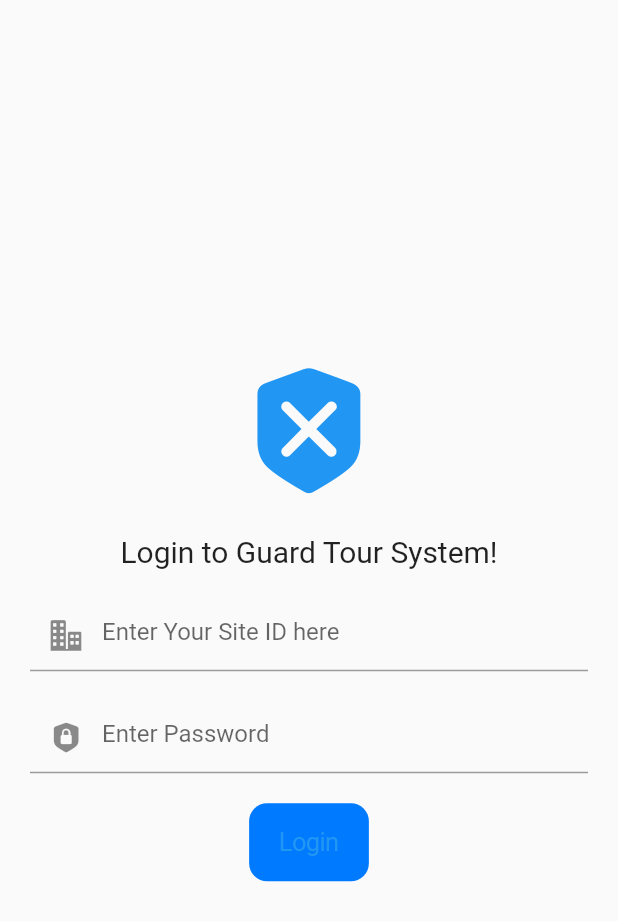
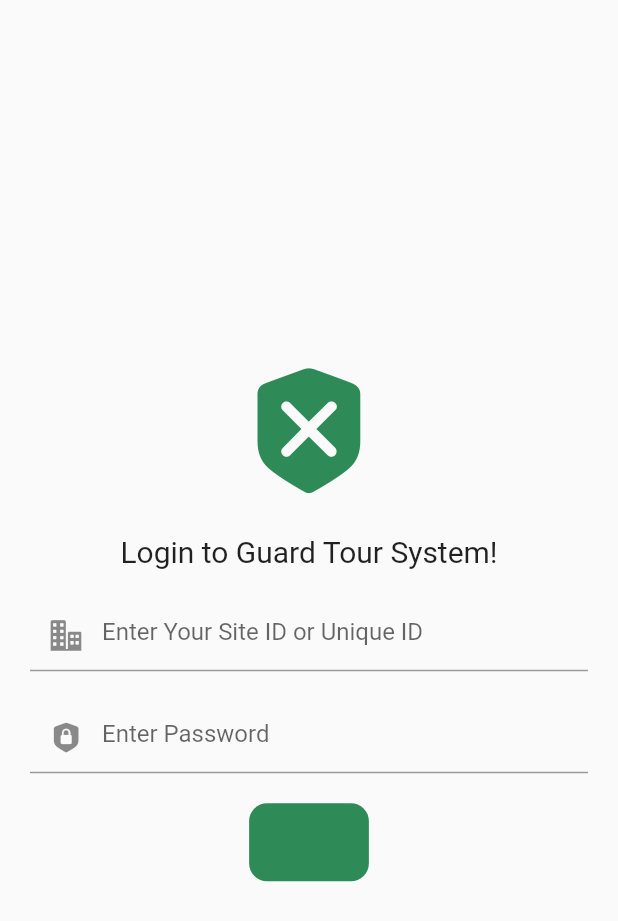
Before and after one commit to vernonthedev/guard-tour-mobileapp, a Flutter app: the screen it shows after launch, on a phone screen of 412 x 824 dp. Shown: the top 921 px of the screen. Run offline on Flutter 3.47's test engine with Material 2 defaults, Android fonts, the phone set to English and light mode, and no system bars.

Commit message:
changed theme to green

```diff
--- a/lib/main.dart
+++ b/lib/main.dart
@@ -1,22 +1,41 @@
-import 'package:codezilla/screens/login.dart';
 import 'package:flutter/material.dart';
+
+import 'screens/login.dart';
 
 void main() {
   runApp(const MyApp());
 }
 
 class MyApp extends StatelessWidget {
-  const MyApp({super.key});
+  const MyApp({Key? key}) : super(key: key);
 
   @override
   Widget build(BuildContext context) {
+    MaterialColor customColor = _createMaterialColor(
+        const Color(0xFF2E8B57)); // Convert hex to MaterialColor
+
     return MaterialApp(
       debugShowCheckedModeBanner: false,
       title: 'Guard Tour App',
       theme: ThemeData(
-        primarySwatch: Colors.blue,
+        primarySwatch:
+            customColor, // Use the custom color as the primary swatch
       ),
       home: const LoginPage(),
     );
   }
 }
+
+// Function to create a MaterialColor based on a single color
+MaterialColor _createMaterialColor(Color color) {
+  List strengths = <double>[0.05, 0.1, 0.2, 0.3, 0.4, 0.5, 0.6, 0.7, 0.8, 0.9];
+  Map<int, Color> swatch = <int, Color>{};
+  final int r = color.red, g = color.green, b = color.blue;
+
+  for (int i = 0; i < 10; i++) {
+    swatch[(strengths[i] * 1000).round()] =
+        Color.fromRGBO(r, g, b, strengths[i]);
+  }
+
+  return MaterialColor(color.value, swatch);
+}
--- a/lib/screens/login.dart
+++ b/lib/screens/login.dart
@@ -37,7 +37,7 @@ class _LoginPageState extends State<LoginPage> {
             const Icon(
               CupertinoIcons.xmark_shield_fill,
               size: 100,
-              color: Colors.blue,
+              color: Color(0xFF2E8B57), // Full hex code with 100% opacity
             ),
             const SizedBox(height: 20),
             const Text(
@@ -55,7 +55,7 @@ class _LoginPageState extends State<LoginPage> {
                 autocorrect: false,
                 keyboardType: TextInputType.number,
                 decoration: const InputDecoration(
-                  hintText: "Enter Your Site ID here",
+                  hintText: "Enter Your Site ID or Unique ID",
                   prefixIcon: Icon(CupertinoIcons.building_2_fill),
                 ),
               ),
@@ -83,7 +83,7 @@ class _LoginPageState extends State<LoginPage> {
                 Navigator.of(context).push(
                     MaterialPageRoute(builder: (context) => verify_guardTag()));
               },
-              color: CupertinoColors.activeBlue,
+              color: const Color(0xFF2E8B57),
               child: const Text("Login"), // Change button color if needed
             ),
           ],
--- a/lib/screens/verify_guard.dart
+++ b/lib/screens/verify_guard.dart
@@ -44,7 +44,7 @@ class _verify_guardTagState extends State<verify_guardTag> {
             const Icon(
               CupertinoIcons.tag_circle_fill,
               size: 100,
-              color: Colors.blue,
+              color: Color(0xFF2E8B57),
             ),
             const SizedBox(height: 20),
             const Text(
@@ -63,7 +63,7 @@ class _verify_guardTagState extends State<verify_guardTag> {
                 children: const [
                   Icon(
                     CupertinoIcons.camera,
-                    color: CupertinoColors.activeBlue,
+                    color: Color(0xFF2E8B57),
                   ),
                   SizedBox(width: 10),
                   Text(
```
Also changed, not shown: lib/widgets/input_dialog.dart (+31 -24 lines).
